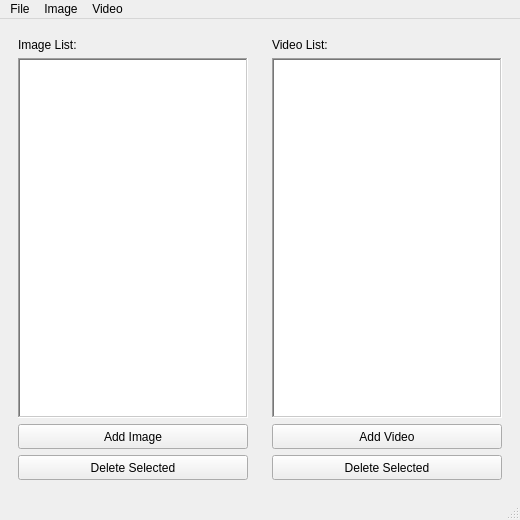
This is ui_wins/mainwin.ui in JohnCrabs/CrabsPhotogrammetry as Qt 5 draws it before an edit. The edited form follows.
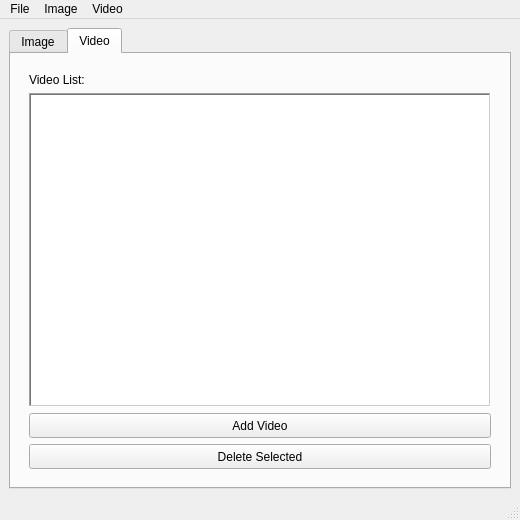
This is the edited form. The open tabs and pages were chosen to show the change.

```diff
--- a/ui_wins/mainwin.ui
+++ b/ui_wins/mainwin.ui
@@ -26,6 +26,16 @@
    <string>Crabs Photogrammetry</string>
   </property>
   <widget class="QWidget" name="centralwidget">
+   <layout class="QHBoxLayout" name="horizontalLayout_2">
+    <item>
+     <widget class="QTabWidget" name="tabWidget">
+      <property name="currentIndex">
+       <number>0</number>
+      </property>
+      <widget class="QWidget" name="tab_Image">
+       <attribute name="title">
+        <string>Image</string>
+       </attribute>
    <layout class="QHBoxLayout" name="horizontalLayout">
     <item>
      <widget class="QWidget" name="image_button_widget" native="true">
@@ -37,7 +47,7 @@
       </property>
       <property name="maximumSize">
        <size>
-        <width>300</width>
+            <width>1000</width>
         <height>16777215</height>
        </size>
       </property>
@@ -83,7 +93,7 @@
          </property>
          <property name="maximumSize">
           <size>
-           <width>285</width>
+               <width>900</width>
            <height>16777215</height>
           </size>
          </property>
@@ -132,6 +142,13 @@
       </layout>
      </widget>
     </item>
+       </layout>
+      </widget>
+      <widget class="QWidget" name="tab_Video">
+       <attribute name="title">
+        <string>Video</string>
+       </attribute>
+       <layout class="QHBoxLayout" name="horizontalLayout_3">
     <item>
      <widget class="QWidget" name="video_button_widget" native="true">
       <property name="minimumSize">
@@ -142,7 +159,7 @@
       </property>
       <property name="maximumSize">
        <size>
-        <width>300</width>
+            <width>1000</width>
         <height>16777215</height>
        </size>
       </property>
@@ -188,7 +205,7 @@
          </property>
          <property name="maximumSize">
           <size>
-           <width>285</width>
+               <width>900</width>
            <height>16777215</height>
           </size>
          </property>
@@ -238,6 +255,10 @@
         </widget>
        </item>
       </layout>
+         </widget>
+        </item>
+       </layout>
+      </widget>
      </widget>
     </item>
    </layout>
```
Lines whose indentation alone changed are shown as unchanged.
